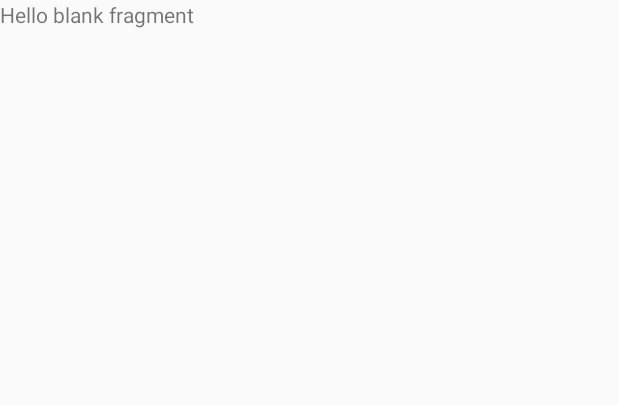
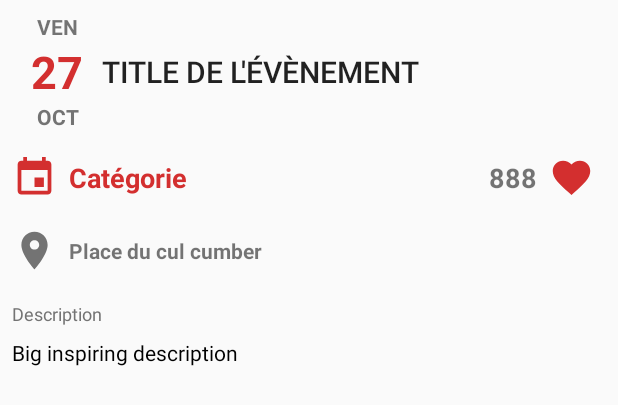
Before and after one commit to DTAMeetUp/App-DTAMeetUp, an Android app: the layout fragment_event_details.xml on its own in the app's theme, with its tools: preview values and no code run, on a phone screen of 412 x 824 dp. Shown: the top 405 px of the screen. Run offline under Robolectric (Android 15) with nearby library versions, the phone set to English and light mode, and no system bars.

Commit message:
(Need to test) First try for details layout

```diff
--- a/app/src/main/res/layout/fragment_event_details.xml
+++ b/app/src/main/res/layout/fragment_event_details.xml
@@ -1,13 +1,170 @@
-<FrameLayout xmlns:android="http://schemas.android.com/apk/res/android"
+<LinearLayout xmlns:android="http://schemas.android.com/apk/res/android"
+    xmlns:app="http://schemas.android.com/apk/res-auto"
     xmlns:tools="http://schemas.android.com/tools"
     android:layout_width="match_parent"
     android:layout_height="match_parent"
-    tools:context="fr.dta.formtion.dta_meetup.eventlistfragments.EventDetailsFragment">
+    android:layout_margin="@dimen/small_margin"
+    android:orientation="vertical"
+    app:layout_behavior="@string/appbar_scrolling_view_behavior">
 
-    <!-- TODO: Update blank fragment layout -->
+    <LinearLayout
+        android:layout_width="match_parent"
+        android:layout_height="wrap_content"
+        android:layout_marginBottom="@dimen/default_margin"
+        android:orientation="horizontal">
+
+        <LinearLayout
+            android:layout_width="60dp"
+            android:layout_height="wrap_content"
+            android:orientation="vertical">
+
+            <TextView
+                android:id="@+id/weekDayTextView"
+                android:layout_width="match_parent"
+                android:layout_height="wrap_content"
+                android:layout_weight="1"
+                android:gravity="bottom"
+                android:maxLines="1"
+                android:text="Ven"
+                android:textAlignment="center"
+                android:textAllCaps="true"
+                android:textStyle="bold" />
+
+            <TextView
+                android:id="@+id/dayMonthTextView"
+                android:layout_width="match_parent"
+                android:layout_height="wrap_content"
+                android:maxLines="1"
+                android:text="27"
+                android:textAlignment="center"
+                android:textColor="@color/colorPrimary"
+                android:textSize="30sp"
+                android:textStyle="bold" />
+
+            <TextView
+                android:id="@+id/monthTextView"
+                android:layout_width="match_parent"
+                android:layout_height="wrap_content"
+                android:layout_weight="1"
+                android:maxLines="1"
+                android:text="OCT"
+                android:textAlignment="center"
+                android:textColor="@color/secondaryTextColor"
+                android:textStyle="bold" />
+
+        </LinearLayout>
+
+        <TextView
+            android:id="@+id/titleTextView"
+            android:layout_width="match_parent"
+            android:layout_height="match_parent"
+            android:gravity="center_vertical"
+            android:maxLines="4"
+            android:text="Title de l'évènement"
+            android:textAllCaps="true"
+            android:textAppearance="@style/TextAppearance.AppCompat.Title"
+            android:textSize="20sp" />
+
+    </LinearLayout>
+
+    <LinearLayout
+        android:layout_width="match_parent"
+        android:layout_height="wrap_content"
+        android:layout_marginBottom="@dimen/default_margin"
+        android:orientation="horizontal">
+
+        <ImageView
+            android:id="@+id/categoryImageView"
+            android:layout_width="30dp"
+            android:layout_height="30dp"
+            android:tint="@color/colorPrimary"
+            app:srcCompat="@drawable/ic_event" />
+
+        <TextView
+            android:id="@+id/categoryTextView"
+            android:layout_width="wrap_content"
+            android:layout_height="match_parent"
+            android:layout_marginStart="@dimen/small_margin"
+            android:layout_weight="1"
+            android:gravity="center_vertical"
+            android:text="@string/event_category"
+            android:textColor="@color/colorPrimary"
+            android:textSize="18sp"
+            android:textStyle="bold" />
+
+        <TextView
+            android:id="@+id/nbInterestedTextView"
+            android:layout_width="wrap_content"
+            android:layout_height="match_parent"
+            android:layout_weight="1"
+            android:gravity="center_vertical"
+            android:text="888"
+            android:textAlignment="textEnd"
+            android:textSize="18sp"
+            android:textStyle="bold" />
+
+        <FrameLayout
+            android:id="@+id/toggleInterested"
+            android:layout_width="wrap_content"
+            android:layout_height="match_parent"
+            android:clickable="true">
+
+            <ImageView
+                android:id="@+id/interestedToggleImageView"
+                android:layout_width="30dp"
+                android:layout_height="30dp"
+                android:layout_gravity="center"
+                android:layout_marginLeft="@dimen/small_margin"
+                android:layout_marginRight="@dimen/small_margin"
+                android:contentDescription="@string/interested"
+                android:tint="@color/colorPrimary"
+                app:srcCompat="@drawable/ic_favorite_filled" />
+
+        </FrameLayout>
+
+    </LinearLayout>
+
+    <LinearLayout
+        android:layout_width="match_parent"
+        android:layout_height="wrap_content"
+        android:layout_marginBottom="@dimen/default_margin"
+        android:orientation="horizontal">
+
+        <ImageView
+            android:layout_width="60dp"
+            android:layout_height="match_parent"
+            android:layout_weight="1"
+            android:tint="@color/secondaryTextColor"
+            app:srcCompat="@drawable/ic_location" />
+
+        <TextView
+            android:id="@+id/locationTextView"
+            android:layout_width="match_parent"
+            android:layout_height="wrap_content"
+            android:layout_marginStart="@dimen/small_margin"
+            android:layout_weight="1"
+            android:gravity="center_vertical"
+            android:lines="2"
+            android:maxLines="3"
+            android:minLines="2"
+            android:text="Place du cul cumber"
+            android:textSize="14sp"
+            android:textStyle="bold" />
+    </LinearLayout>
+
     <TextView
         android:layout_width="match_parent"
-        android:layout_height="match_parent"
-        android:text="@string/hello_blank_fragment" />
+        android:layout_height="wrap_content"
+        android:layout_marginBottom="@dimen/small_margin"
+        android:text="@string/description"
+        android:textAppearance="@style/TextAppearance.AppCompat.Caption"
+        android:textColor="@color/secondaryTextColor" />
 
-</FrameLayout>
+    <TextView
+        android:id="@+id/descriptionTextView"
+        android:layout_width="match_parent"
+        android:layout_height="wrap_content"
+        android:text="Big inspiring description"
+        android:textColor="@color/tertiaryTextColor" />
+
+</LinearLayout>
```
